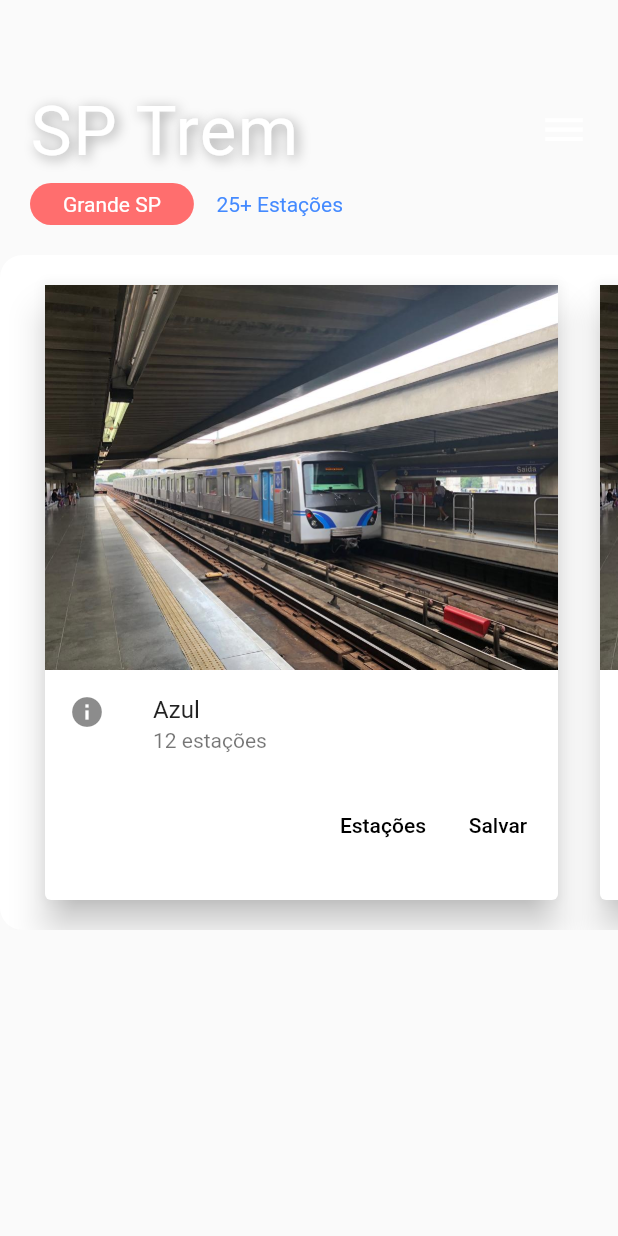
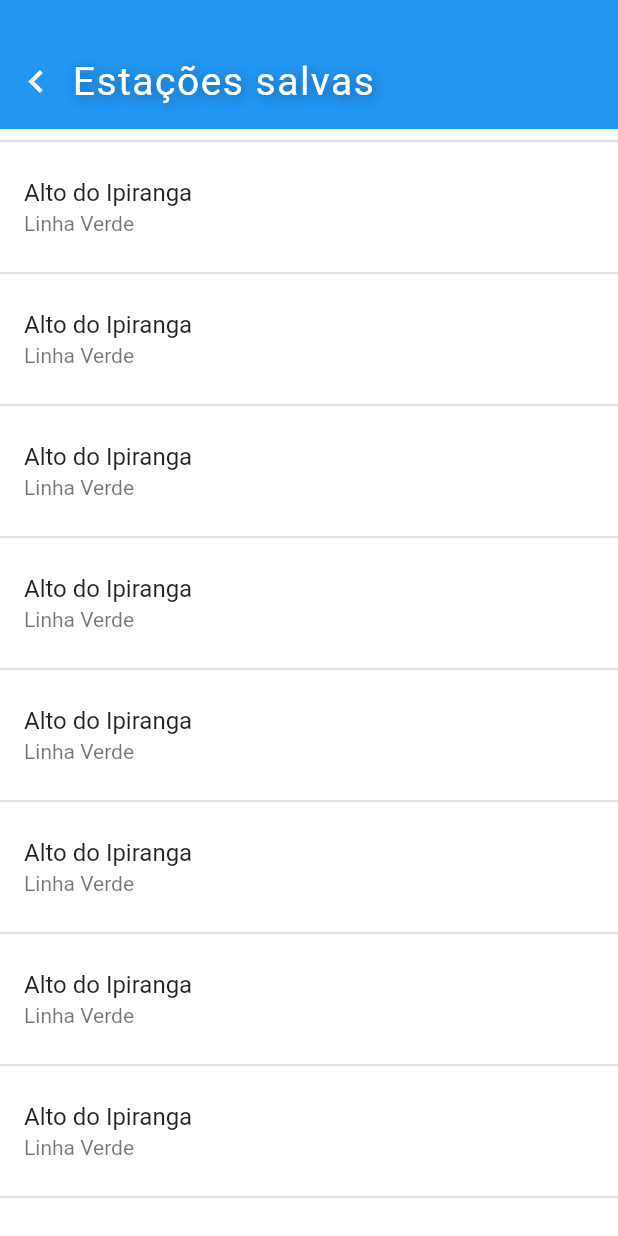
Before and after one commit to pliniogsnascimento/App-Metro, a Flutter app: the HomeScreen screen opened directly, after a tap on "Estações", on a phone screen of 412 x 824 dp. Run offline on Flutter 3.47's test engine with Material 2 defaults, Android fonts, the phone set to English and light mode, and no system bars; our stand-ins replace google_maps_flutter; Roboto replaces fonts that are missing (Calibre-Semibold).

Commit message:
Adicionando navegação

```diff
--- a/lib/screens/homeScreen.dart
+++ b/lib/screens/homeScreen.dart
@@ -78,7 +78,9 @@ class HomeScreenState extends State<HomeScreen> {
   ];
 
   Widget build(BuildContext context) {
-    return Column(
+    return Scaffold(
+      backgroundColor: Colors.transparent,
+      body: Column(
         children: <Widget>[
           Padding(
             padding: const EdgeInsets.only(
@@ -111,7 +113,9 @@ class HomeScreenState extends State<HomeScreen> {
                     color: Colors.white,
                     size: 30.0,
                   ),
-                onPressed: () {},
+                  onPressed: () {
+                    Navigator.pushNamed(context, '/likedStations');
+                  },
                 )
               ],
             ),
@@ -161,15 +165,19 @@ class HomeScreenState extends State<HomeScreen> {
                   ),
                   height: 450,
                   margin: EdgeInsets.symmetric(vertical: 20.0),
-                child: ListCards(_lines)
+                  child: ListCards(_lines, _seeStations)
                 )
               ],
             )
           ),
         ],
+      )
     );
   }
 
+  _seeStations(BuildContext context) {
+    Navigator.pushNamed(context, '/likedStations');
+  }
 }
 
 class HomeScreen extends StatefulWidget {
--- /dev/null
+++ b/lib/screens/likedStationsScreen.dart
@@ -0,0 +1,84 @@
+import 'package:flutter/cupertino.dart';
+import 'package:flutter/material.dart';
+
+class LikedStationsScreenState extends State<LikedStationsScreen> {
+  @override
+  Widget build(BuildContext context) {
+    return Scaffold(
+      backgroundColor: Colors.blue,
+      body: ListView.builder(
+        itemCount: (15 * 2) + 1,
+        itemBuilder: (context, i) {
+          if(i == 0) return _buildHeader(context);
+
+          if(i.isOdd) return Container(
+            color: Colors.white,
+            child: Divider(
+              thickness: 1.5,
+            )
+          );
+
+          return Container(
+            decoration: BoxDecoration(
+              color: Colors.white
+            ),
+            child:
+            ListTile(
+              title: Text("Alto do Ipiranga"),
+              subtitle: Text("Linha Verde"),
+            )
+          );
+        }
+      ),
+    );
+
+
+  }
+
+  Widget _buildHeader(BuildContext context) {
+    return Padding(
+      padding: const EdgeInsets.only(
+        top: 30.0,
+        bottom: 8.0
+      ),
+      child: Row(
+        children: <Widget>[
+          IconButton(
+            icon: Icon(
+              Icons.keyboard_arrow_left,
+              color: Colors.white,
+              size: 30
+            ),
+            onPressed: () { Navigator.pop(context); },
+          ),
+          Text(
+            "Estações salvas",
+            style: TextStyle(
+              color: Colors.white,
+              fontSize: 26.0,
+              fontFamily: "Calibre-Semibold",
+              letterSpacing: 1.0,
+              shadows: [
+                Shadow(
+                  blurRadius: 10.0,
+                  color: Colors.black38,
+                  offset: Offset(2.0, 2.0),
+                ),
+              ]
+            )
+          ),
+        ],
+      )
+    );
+  }
+
+  _returnPage() {
+
+  }
+
+}
+
+class LikedStationsScreen extends StatefulWidget {
+  @override
+  State<StatefulWidget> createState() => LikedStationsScreenState();
+}
--- a/lib/widgets/headerBackButton.dart
+++ b/lib/widgets/headerBackButton.dart
@@ -18,7 +18,9 @@ class HeaderBackButton extends StatelessWidget {
             color: Colors.white,
             size: 30
           ),
-          onPressed: () {},
+          onPressed: () {
+            Navigator.pop(context);
+          },
         ),
         Text(
           this.title,
--- a/lib/widgets/listCards.dart
+++ b/lib/widgets/listCards.dart
@@ -5,8 +5,8 @@ import 'package:train_station/models/line.dart';
 class ListCards extends StatelessWidget {
 
   final List<Line> lines;
-
-  const ListCards(this.lines);
+  final void Function(BuildContext) callback;
+  const ListCards(this.lines, this.callback);
 
   @override
   Widget build(BuildContext context) {
@@ -34,7 +34,7 @@ class ListCards extends StatelessWidget {
                       children: <Widget>[
                         FlatButton(
                           child: const Text('Estações'),
-                          onPressed: () { /* ... */ },
+                          onPressed: () { this.callback(context); },
                         ),
                         FlatButton(
                           child: const Text('Salvar'),
```
Also changed, not shown: lib/main.dart (+6 -4 lines), lib/models/station.dart (+15 -1 lines), lib/screens/likedStations.dart (deleted, +0 -77 lines), lib/screens/mapsSample.dart (deleted, +0 -217 lines), lib/screens/stationScreen.dart (+19 -13 lines). Lines whose indentation alone changed are shown as unchanged.
